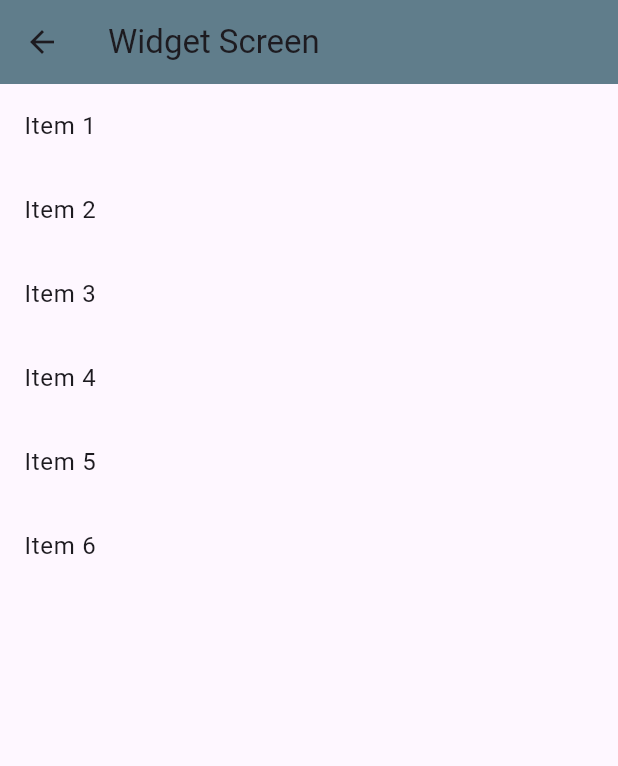
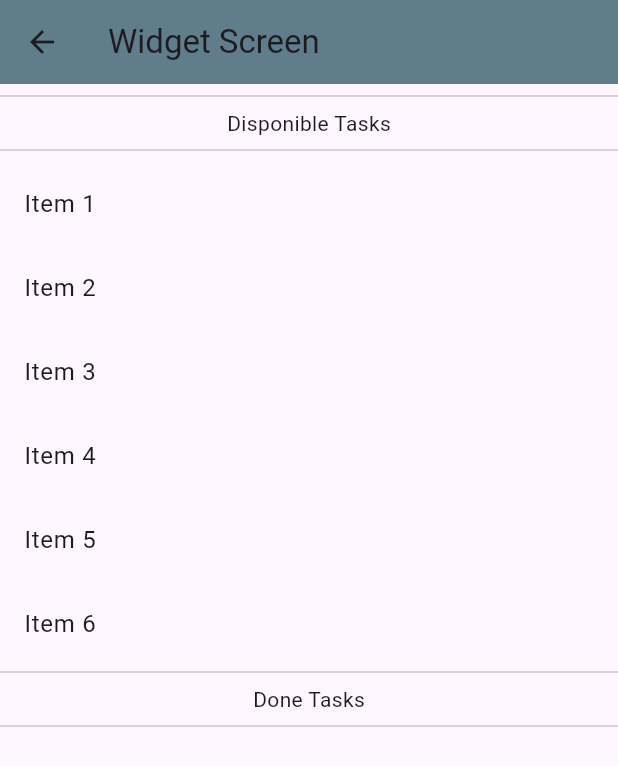
Before and after one commit to francesccapllonchPauCasesNoves/projecte2, a Flutter app: the WidgetScreen screen opened by its route, on a phone screen of 412 x 824 dp. Shown: the top 766 px of the screen. Run offline on Flutter 3.47's test engine with Material 3 defaults, Android fonts, the phone set to English and light mode, and no system bars.

Commit message:
feat(widget_screen): millora llista + extra de intercanvi de dades

```diff
--- a/lib/screens/widget_screen.dart
+++ b/lib/screens/widget_screen.dart
@@ -9,6 +9,7 @@ class WidgetScreen extends StatefulWidget {
 
 class _WidgetScreenState extends State<WidgetScreen> {
   List<int> items = List<int>.generate(6,(int index)=> index);
+  List<int> itemsDone = [];
 
   @override
   Widget build(BuildContext context) {
@@ -17,7 +18,13 @@ class _WidgetScreenState extends State<WidgetScreen> {
         title: Text('Widget Screen'),
         backgroundColor: Colors.blueGrey,
       ),
-      body: ListView.builder(
+      body: Column(
+        children: [
+          Divider(),
+          Center( child: Text('Disponible Tasks')),
+          Divider(),
+          Expanded(
+            child: ListView.builder(
               itemCount: items.length,
               itemBuilder: (BuildContext context, int index){
                 return Dismissible(
@@ -38,9 +45,13 @@ class _WidgetScreenState extends State<WidgetScreen> {
                   ),
                   key: ValueKey<int>(items[index]),
                   onDismissed: (DismissDirection direction){
-                    setState(() {
-                      items.removeAt(index);
-                    });
+                    final seleccionat = items[index];
+                    if(direction == DismissDirection.endToStart){
+                      setState(() {
+                        itemsDone.add(seleccionat);
+                        items.removeAt(index);
+                      });
+                    }
                   },
                   child: ListTile(
                     title : Text(
@@ -52,6 +63,45 @@ class _WidgetScreenState extends State<WidgetScreen> {
                 );
               }
             ),
+          ),
+          Divider(),
+          Center( child: Text('Done Tasks')),
+          Divider(),
+          Expanded(
+            child: ListView.builder(
+              itemCount: itemsDone.length,
+              itemBuilder: (BuildContext context, int index){
+                return Dismissible(
+                  background: Container(
+                    alignment: Alignment.centerLeft,
+                    padding: EdgeInsets.only(left: 20.0),
+                    color: Colors.red,
+                    child: Icon(Icons.cancel)
+                  ),
+
+                  key: ValueKey<int>(itemsDone[index]),
+                  onDismissed: (DismissDirection direction){
+                    final seleccionat = itemsDone[index];
+                    if(direction == DismissDirection.startToEnd){
+                      setState(() {
+                        items.add(seleccionat);
+                        itemsDone.removeAt(index);
+                      });
+                    }
+                  },
+                  child: ListTile(
+                    title : Text(
+                      'Item ${itemsDone[index] +1}'
+                    ),
+
+                  ),
+
+                );
+              }
+            ),
+          ),
+        ]
+      ),
     );
   }
 }
```
